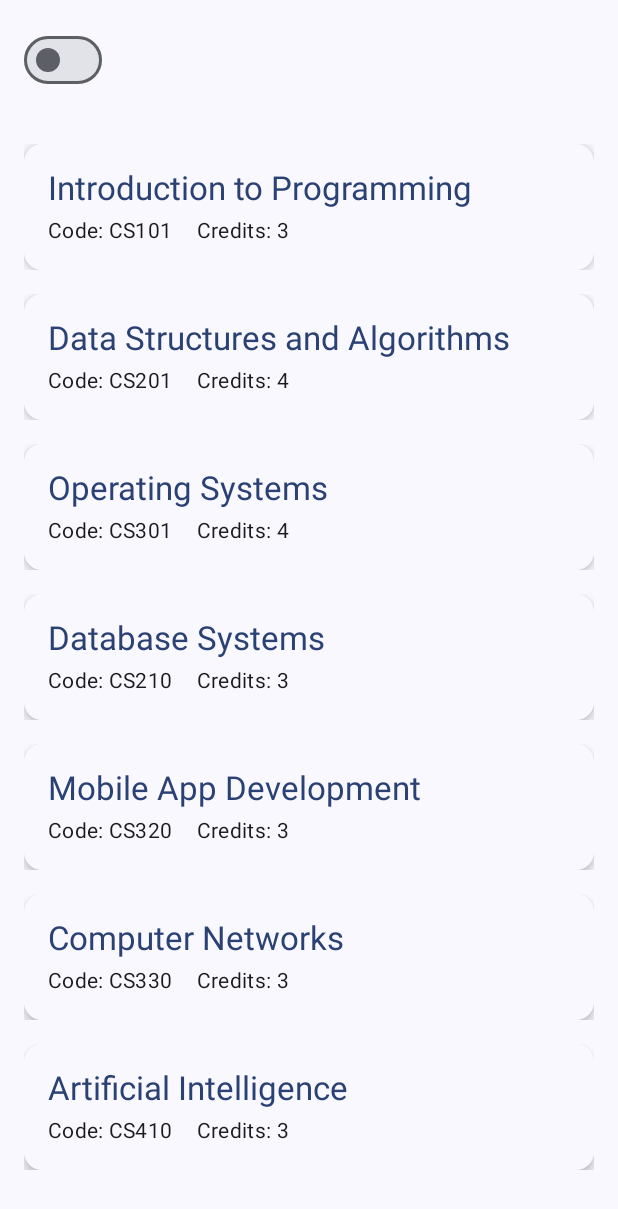
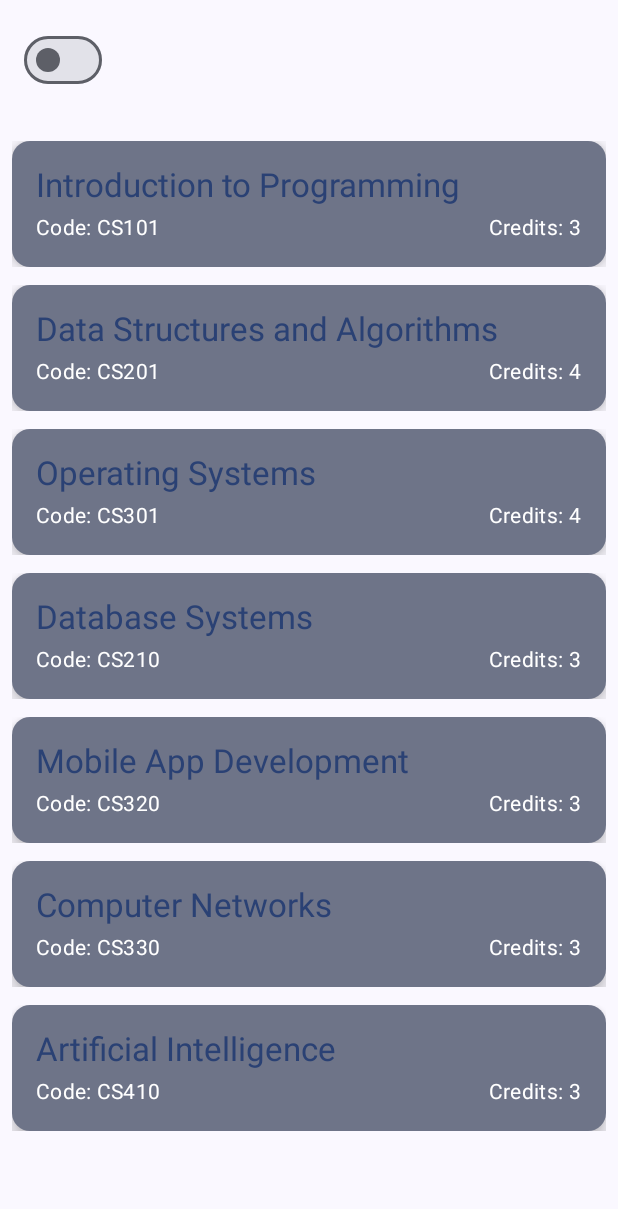
Before and after one commit to KALKIDANSEMRE-A/Jetpack-compose-assignment-1, an Android app built with Jetpack Compose: the screen it shows after launch (MainActivity), on a phone screen of 412 x 824 dp. Shown: the top 1209 px of the screen. Run offline under Robolectric (Android 15) with nearby library versions, the phone set to English and light mode, and no system bars.

Commit message:
changed the styling of the course cards

```diff
--- a/app/src/main/java/com/example/jetpack_compose_assignment_1/Course.kt
+++ b/app/src/main/java/com/example/jetpack_compose_assignment_1/Course.kt
@@ -9,53 +9,11 @@ data class Course(
 )
 
 val sampleCourses = listOf(
-    Course(
-        title = "Introduction to Programming",
-        code = "CS101",
-        creditHours = 3,
-        description = "Learn the fundamentals of programming using Kotlin. Topics include variables, control flow, functions, and classes.",
-        prerequisites = "None"
-    ),
-    Course(
-        title = "Data Structures and Algorithms",
-        code = "CS201",
-        creditHours = 4,
-        description = "Covers arrays, lists, stacks, queues, trees, graphs, sorting, and searching algorithms.",
-        prerequisites = "CS101"
-    ),
-    Course(
-        title = "Operating Systems",
-        code = "CS301",
-        creditHours = 4,
-        description = "Explore OS concepts including memory management, processes, threads, and file systems.",
-        prerequisites = "CS201"
-    ),
-    Course(
-        title = "Database Systems",
-        code = "CS210",
-        creditHours = 3,
-        description = "Introduction to relational databases, SQL, normalization, and basic database design.",
-        prerequisites = "CS101"
-    ),
-    Course(
-        title = "Mobile App Development",
-        code = "CS320",
-        creditHours = 3,
-        description = "Build modern Android applications using Jetpack Compose and Kotlin.",
-        prerequisites = "CS201"
-    ),
-    Course(
-        title = "Computer Networks",
-        code = "CS330",
-        creditHours = 3,
-        description = "Study network models, protocols, IP addressing, and socket programming.",
-        prerequisites = "CS201"
-    ),
-    Course(
-        title = "Artificial Intelligence",
-        code = "CS410",
-        creditHours = 3,
-        description = "Covers AI principles including search algorithms, knowledge representation, and machine learning basics.",
-        prerequisites = "CS301"
-    )
+    Course("Introduction to Programming", "CS101", 3, "Learn the fundamentals of programming using Kotlin. Topics include variables, control flow, functions, and classes.", "None"),
+    Course("Data Structures and Algorithms", "CS201", 4, "Covers arrays, lists, stacks, queues, trees, graphs, sorting, and searching algorithms.", "CS101"),
+    Course("Operating Systems", "CS301", 4, "Explore OS concepts including memory management, processes, threads, and file systems.", "CS201"),
+    Course("Database Systems", "CS210", 3, "Introduction to relational databases, SQL, normalization, and basic database design.", "CS101"),
+    Course("Mobile App Development", "CS320", 3, "Build modern Android applications using Jetpack Compose and Kotlin.", "CS201"),
+    Course("Computer Networks", "CS330", 3, "Study network models, protocols, IP addressing, and socket programming.", "CS201"),
+    Course("Artificial Intelligence", "CS410", 3, "Covers AI principles including search algorithms, knowledge representation, and machine learning basics.", "CS301")
 )
--- a/app/src/main/java/com/example/jetpack_compose_assignment_1/CourseCard.kt
+++ b/app/src/main/java/com/example/jetpack_compose_assignment_1/CourseCard.kt
@@ -19,13 +19,14 @@ fun CourseCard(course: Course) {
     Card(
         modifier = Modifier
             .fillMaxWidth()
-            .padding(8.dp)
+            .padding(vertical = 6.dp)
             .clickable { isExpanded = !isExpanded }
             .animateContentSize(),
         colors = CardDefaults.cardColors(
-            containerColor = MaterialTheme.colorScheme.surface
+            containerColor = MaterialTheme.colorScheme.secondaryContainer,
+            contentColor = MaterialTheme.colorScheme.onSecondaryContainer
         ),
-        elevation = CardDefaults.cardElevation(defaultElevation = 4.dp)
+        elevation = CardDefaults.cardElevation(defaultElevation = 6.dp)
     ) {
         Column(modifier = Modifier.padding(16.dp)) {
             Text(
@@ -34,18 +35,16 @@ fun CourseCard(course: Course) {
                 color = MaterialTheme.colorScheme.primary
             )
             Spacer(modifier = Modifier.height(4.dp))
-            Row(horizontalArrangement = Arrangement.SpaceBetween) {
+            Row(modifier = Modifier.fillMaxWidth(), horizontalArrangement = Arrangement.SpaceBetween) {
                 Text(
                     text = "Code: ${course.code}",
                     style = MaterialTheme.typography.bodyMedium
                 )
-                Spacer(modifier = Modifier.width(16.dp))
                 Text(
                     text = "Credits: ${course.creditHours}",
                     style = MaterialTheme.typography.bodyMedium
                 )
             }
-
             if (isExpanded) {
                 Spacer(modifier = Modifier.height(8.dp))
                 Text(
@@ -70,10 +69,7 @@ fun LightPreview() {
     }
 }
 
-@Preview(
-    showBackground = true,
-    uiMode = Configuration.UI_MODE_NIGHT_YES
-)
+@Preview(showBackground = true, uiMode = Configuration.UI_MODE_NIGHT_YES)
 @Composable
 fun DarkPreview() {
     Jetpackcomposeassignment1Theme {
--- a/app/src/main/java/com/example/jetpack_compose_assignment_1/MainActivity.kt
+++ b/app/src/main/java/com/example/jetpack_compose_assignment_1/MainActivity.kt
@@ -22,10 +22,7 @@ class MainActivity : ComponentActivity() {
             var isDarkTheme by remember { mutableStateOf(false) }
 
             Jetpackcomposeassignment1Theme(darkTheme = isDarkTheme) {
-                Surface(
-                    modifier = Modifier.fillMaxSize(),
-                    color = MaterialTheme.colorScheme.background
-                ) {
+                Surface(modifier = Modifier.fillMaxSize()) {
                     Column {
                         ThemeToggle(isDarkTheme) { isDarkTheme = it }
                         CourseListScreen(sampleCourses)
@@ -44,6 +41,7 @@ fun ThemeToggle(isDark: Boolean, onToggle: (Boolean) -> Unit) {
             .padding(16.dp),
         horizontalArrangement = Arrangement.SpaceBetween
     ) {
+
         Switch(
             checked = isDark,
             onCheckedChange = onToggle
--- a/app/src/main/java/com/example/jetpack_compose_assignment_1/ui/theme/Theme.kt
+++ b/app/src/main/java/com/example/jetpack_compose_assignment_1/ui/theme/Theme.kt
@@ -1,13 +1,8 @@
 package com.example.jetpack_compose_assignment_1.ui.theme
 
-import android.app.Activity
 import android.os.Build
 import androidx.compose.foundation.isSystemInDarkTheme
-import androidx.compose.material3.MaterialTheme
-import androidx.compose.material3.darkColorScheme
-import androidx.compose.material3.dynamicDarkColorScheme
-import androidx.compose.material3.dynamicLightColorScheme
-import androidx.compose.material3.lightColorScheme
+import androidx.compose.material3.*
 import androidx.compose.runtime.Composable
 import androidx.compose.ui.platform.LocalContext
 
@@ -21,22 +16,11 @@ private val LightColorScheme = lightColorScheme(
     primary = Purple40,
     secondary = PurpleGrey40,
     tertiary = Pink40
-
-    /* Other default colors to override
-    background = Color(0xFFFFFBFE),
-    surface = Color(0xFFFFFBFE),
-    onPrimary = Color.White,
-    onSecondary = Color.White,
-    onTertiary = Color.White,
-    onBackground = Color(0xFF1C1B1F),
-    onSurface = Color(0xFF1C1B1F),
-    */
 )
 
 @Composable
 fun Jetpackcomposeassignment1Theme(
     darkTheme: Boolean = isSystemInDarkTheme(),
-    // Dynamic color is available on Android 12+
     dynamicColor: Boolean = true,
     content: @Composable () -> Unit
 ) {
@@ -45,7 +29,6 @@ fun Jetpackcomposeassignment1Theme(
             val context = LocalContext.current
             if (darkTheme) dynamicDarkColorScheme(context) else dynamicLightColorScheme(context)
         }
-
         darkTheme -> DarkColorScheme
         else -> LightColorScheme
     }
```
